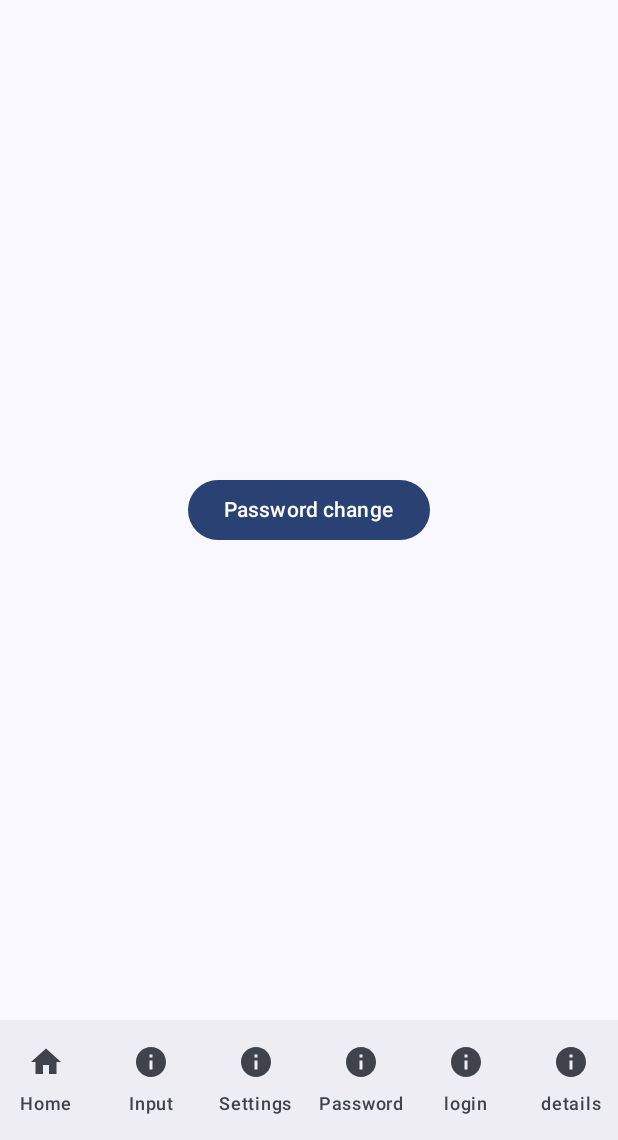
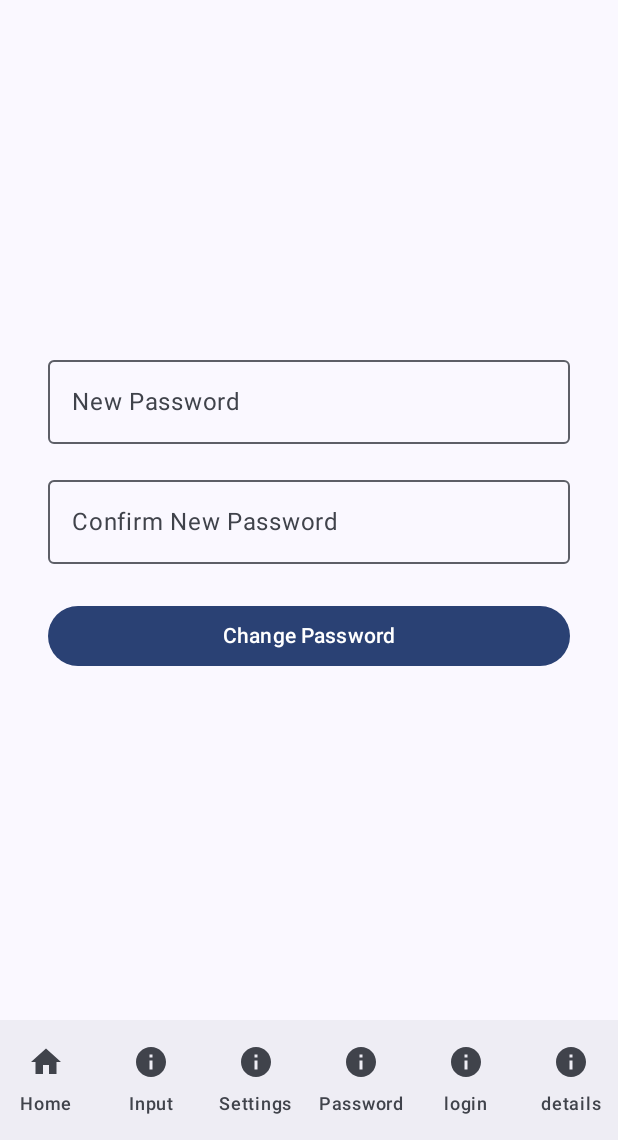
Before and after one commit to Szym123/WatchList, an Android app built with Jetpack Compose: the PasswordScreen screen opened through its navigation route, on a phone screen of 412 x 824 dp, the part 96-1236 px from its top. Run offline under Robolectric (Android 15) with nearby library versions, the phone set to English and light mode, and no system bars; our stand-ins replace Room's generated code.

Commit message:
my little part 1

```diff
--- a/WatchList/app/src/main/java/com/example/watchlist/MainActivity.kt
+++ b/WatchList/app/src/main/java/com/example/watchlist/MainActivity.kt
@@ -28,7 +28,7 @@ class MainActivity : ComponentActivity() {
 
             WatchListTheme {
                 val navController = rememberNavController()
-                NavHost(navController = navController, startDestination = "main") {
+                NavHost(navController = navController, startDestination = "settings") {
                     composable("main") { MainScreen(navController, userViewModel) }
                     composable("input") { InputScreen(navController, userViewModel) }
                     composable("settings") { SettingsScreen(navController, userViewModel) }
--- a/WatchList/app/src/main/java/com/example/watchlist/PasswordScreen.kt
+++ b/WatchList/app/src/main/java/com/example/watchlist/PasswordScreen.kt
@@ -1,10 +1,14 @@
 package com.example.watchlist
 
 import androidx.compose.foundation.layout.*
+import androidx.compose.foundation.text.KeyboardOptions
 import androidx.compose.material3.*
 import androidx.compose.runtime.Composable
 import androidx.compose.ui.Alignment
 import androidx.compose.ui.Modifier
+import androidx.compose.ui.text.input.KeyboardType
+import androidx.compose.ui.text.input.PasswordVisualTransformation
+import androidx.compose.ui.unit.dp
 import androidx.navigation.NavHostController
 
 @Composable
@@ -21,15 +25,42 @@ fun PasswordScreen(navController: NavHostController) {
             AppNavigationBar(navController)
         }
     ) { padding ->
-        Box(
+        Column(
             modifier = Modifier
                 .fillMaxSize()
-                .padding(padding),
-            contentAlignment = Alignment.Center
+                .padding(padding)
+                .padding(horizontal = 32.dp), // Dodajemy padding po bokach
+            verticalArrangement = Arrangement.Center,
+            horizontalAlignment = Alignment.CenterHorizontally
         ) {
 
-            Button(onClick = { navController.navigate("password") }) {
-                Text("Password change")
+            OutlinedTextField(
+                value = "",
+                onValueChange = {},
+                label = { Text("New Password") },
+                modifier = Modifier.fillMaxWidth(),
+                visualTransformation = PasswordVisualTransformation(),
+                keyboardOptions = KeyboardOptions(keyboardType = KeyboardType.Password)
+            )
+
+            Spacer(modifier = Modifier.height(16.dp))
+
+            OutlinedTextField(
+                value = "",
+                onValueChange = {},
+                label = { Text("Confirm New Password") },
+                modifier = Modifier.fillMaxWidth(),
+                visualTransformation = PasswordVisualTransformation(),
+                keyboardOptions = KeyboardOptions(keyboardType = KeyboardType.Password)
+            )
+
+            Spacer(modifier = Modifier.height(24.dp))
+
+            Button(
+                onClick = { /* Tutaj dodaj logikę zmiany hasła */ },
+                modifier = Modifier.fillMaxWidth()
+            ) {
+                Text("Change Password")
             }
         }
     }
--- a/WatchList/app/src/main/java/com/example/watchlist/SettingsScreen.kt
+++ b/WatchList/app/src/main/java/com/example/watchlist/SettingsScreen.kt
@@ -37,7 +37,7 @@ fun SettingsScreen(navController: NavHostController, userViewModel: UserViewMode
                     .fillMaxWidth()
                     .height(70.dp)
             ) {
-                Text("Changing the password")
+                Text("Change the password")
             }
             Button(
                 onClick = { userViewModel.deleteAll() },
```
Also changed, not shown: WatchList/app/src/main/java/com/example/watchlist/LoginScreen.kt (+23 -11 lines).
